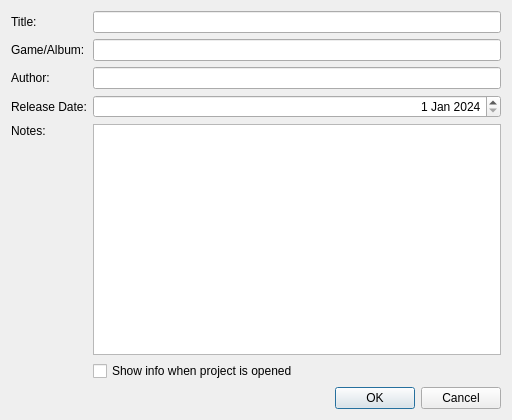
This is dialogs/info/projectinfodialog.ui in nirjacobson/Chromasound-Studio as Qt 5 draws it before an edit. The edited form follows.
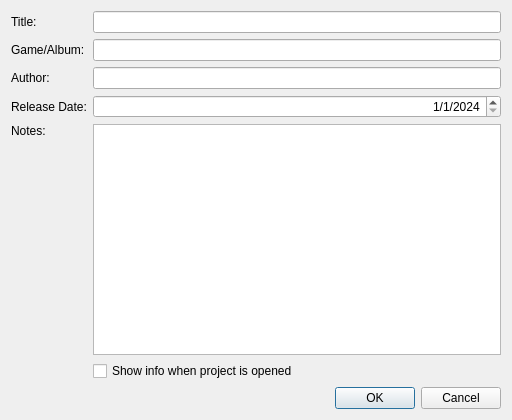
This is the edited form.

```diff
--- a/dialogs/info/projectinfodialog.ui
+++ b/dialogs/info/projectinfodialog.ui
@@ -62,6 +62,9 @@
      <property name="alignment">
       <set>Qt::AlignmentFlag::AlignRight|Qt::AlignmentFlag::AlignTrailing|Qt::AlignmentFlag::AlignVCenter</set>
      </property>
+     <property name="displayFormat">
+      <string>M/d/yyyy</string>
+     </property>
      <property name="date">
       <date>
        <year>2024</year>
```
